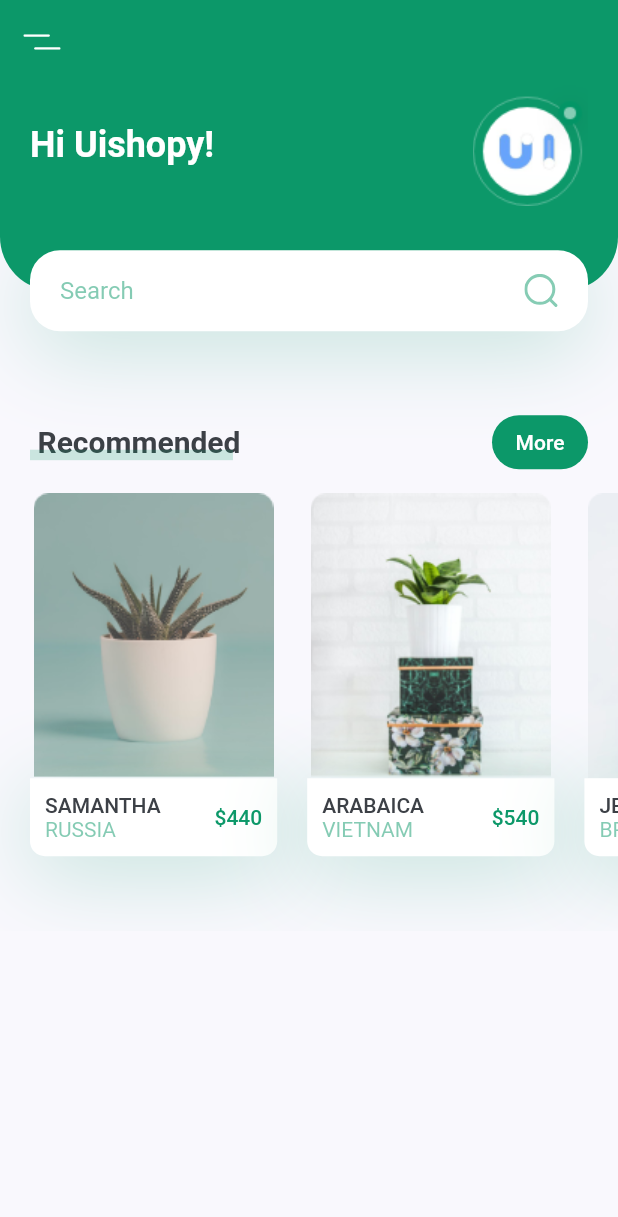
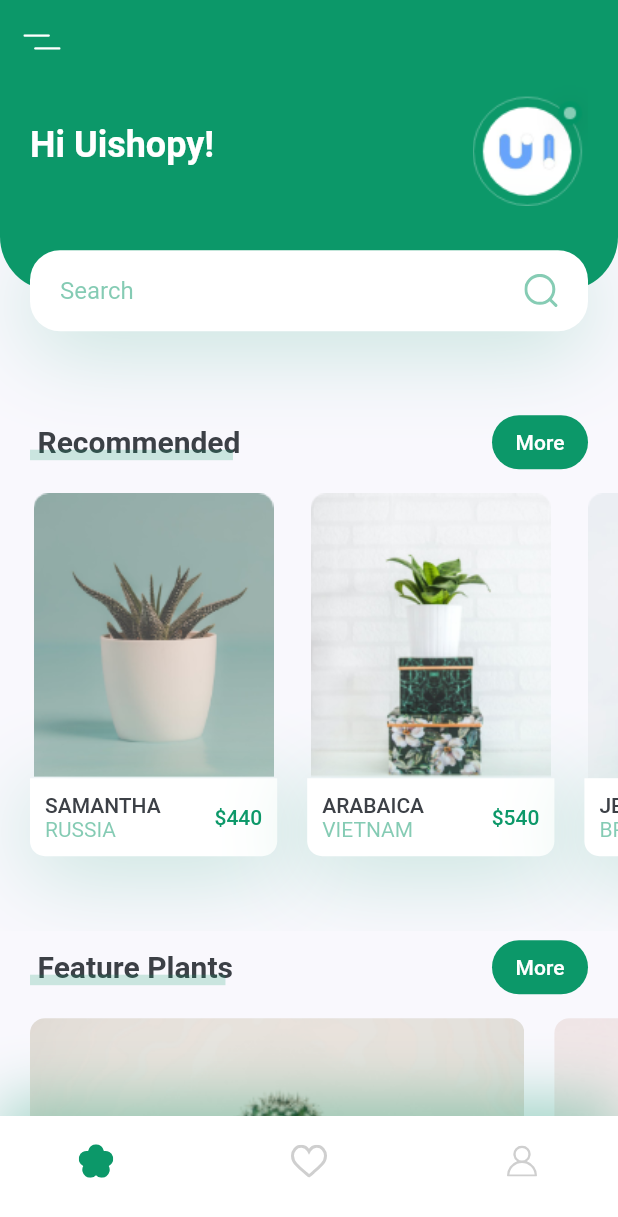
Before and after one commit to phhien203/plant_app_flutter_ui, a Flutter app: the screen it shows after launch, on a phone screen of 412 x 824 dp. Shown: the top 1217 px of the screen. Run offline on Flutter 3.47's test engine with Material 2 defaults, Android fonts, the light colour scheme and no system bars; our stand-ins replace flutter_svg.

Commit message:
build bottom nav bar Widget

```diff
--- /dev/null
+++ b/lib/components/my_bottom_nav_bar.dart
@@ -0,0 +1,48 @@
+import 'package:flutter/material.dart';
+import 'package:flutter_svg/flutter_svg.dart';
+import 'package:plant_app_flutter_ui/constants.dart';
+
+class MyBottomNavBar extends StatelessWidget {
+  const MyBottomNavBar({
+    Key? key,
+  }) : super(key: key);
+
+  @override
+  Widget build(BuildContext context) {
+    return Container(
+      padding: EdgeInsets.only(
+        left: kDefaultPadding * 2,
+        right: kDefaultPadding * 2,
+        bottom: kDefaultPadding,
+      ),
+      height: 80,
+      decoration: BoxDecoration(
+        color: Colors.white,
+        boxShadow: [
+          BoxShadow(
+            offset: Offset(0, -10),
+            blurRadius: 35,
+            color: kPrimaryColor.withOpacity(0.38),
+          ),
+        ],
+      ),
+      child: Row(
+        mainAxisAlignment: MainAxisAlignment.spaceBetween,
+        children: [
+          IconButton(
+            icon: SvgPicture.asset("assets/icons/flower.svg"),
+            onPressed: () {},
+          ),
+          IconButton(
+            icon: SvgPicture.asset("assets/icons/heart-icon.svg"),
+            onPressed: () {},
+          ),
+          IconButton(
+            icon: SvgPicture.asset("assets/icons/user-icon.svg"),
+            onPressed: () {},
+          ),
+        ],
+      ),
+    );
+  }
+}
--- a/lib/screens/home/components/body.dart
+++ b/lib/screens/home/components/body.dart
@@ -1,5 +1,7 @@
 import 'package:flutter/material.dart';
+import 'package:plant_app_flutter_ui/constants.dart';
 
+import 'feature_plants.dart';
 import 'header_with_searchbox.dart';
 import 'recommend_plants.dart';
 import 'title_with_more_button.dart';
@@ -12,6 +14,7 @@ class Body extends StatelessWidget {
     Size size = MediaQuery.of(context).size;
 
     return SingleChildScrollView(
+      // scrollDirection: Axis.vertical,
       child: Column(
         children: <Widget>[
           HeaderWithSearchBox(size: size),
@@ -20,6 +23,14 @@ class Body extends StatelessWidget {
             press: () {},
           ),
           RecommendPlants(),
+          TitleWithMoreButton(
+            title: "Feature Plants",
+            press: () {},
+          ),
+          FeaturePlants(),
+          SizedBox(
+            height: kDefaultPadding,
+          ),
         ],
       ),
     );
--- /dev/null
+++ b/lib/screens/home/components/feature_plants.dart
@@ -0,0 +1,62 @@
+import 'package:flutter/material.dart';
+import 'package:plant_app_flutter_ui/constants.dart';
+
+class FeaturePlants extends StatelessWidget {
+  const FeaturePlants({
+    Key? key,
+  }) : super(key: key);
+
+  @override
+  Widget build(BuildContext context) {
+    return SingleChildScrollView(
+      scrollDirection: Axis.horizontal,
+      child: Row(
+        children: [
+          FeaturePlantCard(
+            image: "assets/images/bottom_img_1.png",
+            press: () {},
+          ),
+          FeaturePlantCard(
+            image: "assets/images/bottom_img_2.png",
+            press: () {},
+          ),
+        ],
+      ),
+    );
+  }
+}
+
+class FeaturePlantCard extends StatelessWidget {
+  const FeaturePlantCard({
+    Key? key,
+    required this.image,
+    required this.press,
+  }) : super(key: key);
+
+  final String image;
+  final Function press;
+
+  @override
+  Widget build(BuildContext context) {
+    Size size = MediaQuery.of(context).size;
+    return GestureDetector(
+      onTap: () => press,
+      child: Container(
+        margin: EdgeInsets.only(
+          left: kDefaultPadding,
+          top: kDefaultPadding / 2,
+          bottom: kDefaultPadding / 2,
+        ),
+        width: size.width * 0.8,
+        height: 185,
+        decoration: BoxDecoration(
+          borderRadius: BorderRadius.circular(10),
+          image: DecorationImage(
+            fit: BoxFit.cover,
+            image: AssetImage(image),
+          ),
+        ),
+      ),
+    );
+  }
+}
--- a/lib/screens/home/home_screen.dart
+++ b/lib/screens/home/home_screen.dart
@@ -1,5 +1,6 @@
 import 'package:flutter/material.dart';
 import 'package:flutter_svg/flutter_svg.dart';
+import 'package:plant_app_flutter_ui/components/my_bottom_nav_bar.dart';
 import 'package:plant_app_flutter_ui/screens/home/components/body.dart';
 
 class HomeScreen extends StatelessWidget {
@@ -10,6 +11,7 @@ class HomeScreen extends StatelessWidget {
     return Scaffold(
       appBar: buildAppBar(),
       body: Body(),
+      bottomNavigationBar: MyBottomNavBar(),
     );
   }
 
```
